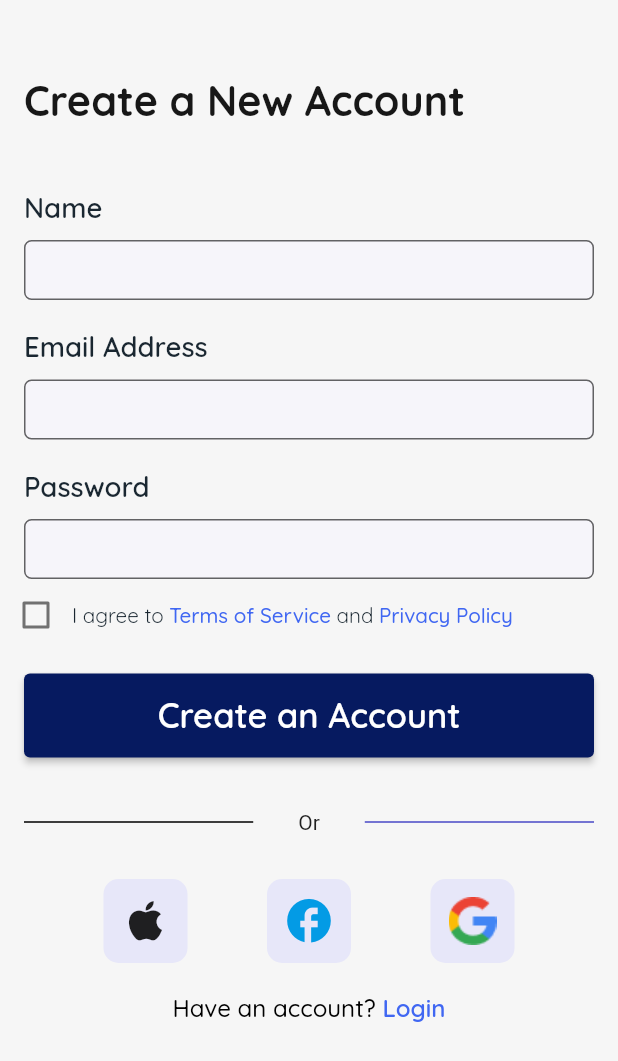
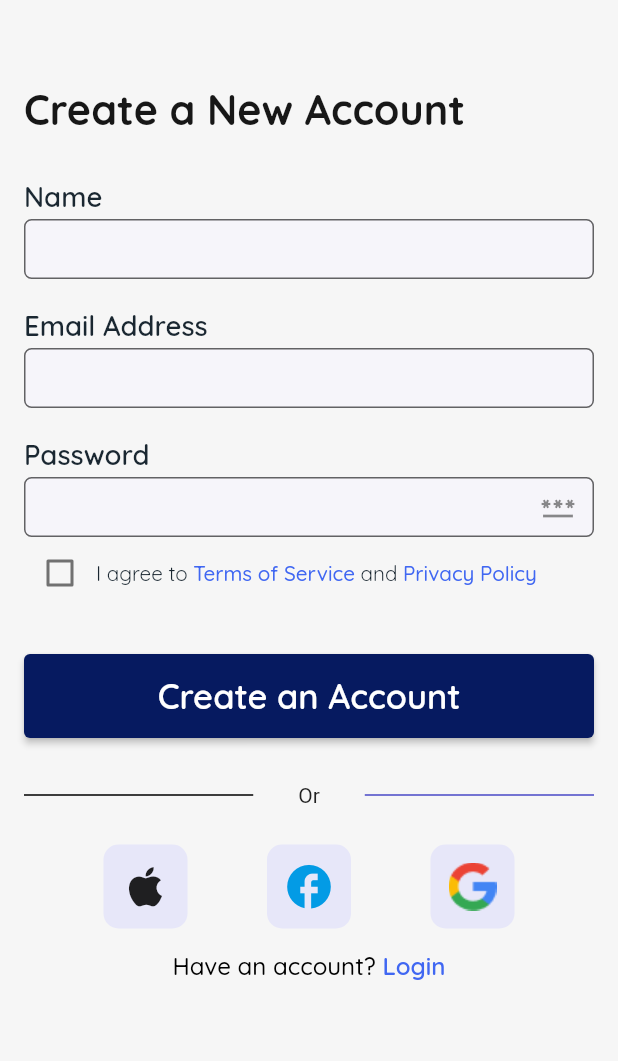
Before and after one commit to sobuur0/kumvent, a Flutter app: the screen it shows after launch, on a phone screen of 412 x 824 dp. Shown: the top 1061 px of the screen. Run offline on Flutter 3.47's test engine with Material 2 defaults, Android fonts, the phone set to English and light mode, and no system bars; our stand-ins replace flutter_screenutil, google_fonts.

Commit message:
fix overflow issue

```diff
--- a/lib/presentation/pages/sign_in_page.dart
+++ b/lib/presentation/pages/sign_in_page.dart
@@ -22,34 +22,27 @@ class _SignInPageState extends State<SignInPage> {
 
     return Scaffold(
       body: SafeArea(
-        child: Column(
-          crossAxisAlignment: CrossAxisAlignment.start,
+        child: ListView(
+          padding: const EdgeInsets.all(16.0),
           children: [
-            Padding(
-              padding: const EdgeInsets.fromLTRB(16.0, 50.0, 16.0, 0.0),
-              child: Text(
+            const Padding(padding: EdgeInsets.only(top: 40.0)),
+            Text(
               'Create a New Account',
               style: TextStyles.bold(
                 color: kTextPrimaryColor,
                 fontSize: 24.0,
               ),
             ),
-            ),
-            Padding(
-              padding: const EdgeInsets.fromLTRB(16.0, 43.0, 16.0, 10.0),
-              child: Text(
+            const Padding(padding: EdgeInsets.only(top: 30.0)),
+            Text(
               'Name',
               style: TextStyles.semiBold(
                 color: kNeutralColor,
                 fontSize: 16.0,
               ),
             ),
-            ),
-            Padding(
-              padding: const EdgeInsets.symmetric(
-                horizontal: 16.0,
-              ),
-              child: TextFormField(
+            const Padding(padding: EdgeInsets.only(bottom: 3.0)),
+            TextFormField(
               controller: _nameController,
               decoration: InputDecoration(
                 filled: true,
@@ -70,22 +63,16 @@ class _SignInPageState extends State<SignInPage> {
                 ),
               ),
             ),
-            ),
-            Padding(
-              padding: const EdgeInsets.fromLTRB(16.0, 20.0, 16.0, 10.0),
-              child: Text(
+            const Padding(padding: EdgeInsets.only(top: 20.0)),
+            Text(
               'Email Address',
               style: TextStyles.semiBold(
                 color: kNeutralColor,
                 fontSize: 16.0,
               ),
             ),
-            ),
-            Padding(
-              padding: const EdgeInsets.symmetric(
-                horizontal: 16.0,
-              ),
-              child: TextFormField(
+            const Padding(padding: EdgeInsets.only(bottom: 3.0)),
+            TextFormField(
               controller: _emailAddressController,
               decoration: InputDecoration(
                 filled: true,
@@ -106,26 +93,21 @@ class _SignInPageState extends State<SignInPage> {
                 ),
               ),
             ),
-            ),
-            Padding(
-              padding: const EdgeInsets.fromLTRB(16.0, 20.0, 16.0, 10.0),
-              child: Text(
+            const Padding(padding: EdgeInsets.only(top: 20.0)),
+            Text(
               'Password',
               style: TextStyles.semiBold(
                 color: kNeutralColor,
                 fontSize: 16.0,
               ),
             ),
-            ),
-            Padding(
-              padding: const EdgeInsets.symmetric(
-                horizontal: 16.0,
-              ),
-              child: TextFormField(
+            const Padding(padding: EdgeInsets.only(bottom: 3.0)),
+            TextFormField(
               controller: _passwordController,
               decoration: InputDecoration(
                 filled: true,
                 fillColor: kBackgroundFillColor,
+                suffixIcon: const Icon(Icons.password),
                 constraints: BoxConstraints.tight(
                   Size(
                     size.width,
@@ -142,14 +124,14 @@ class _SignInPageState extends State<SignInPage> {
                 ),
               ),
             ),
-            ),
-            Row(
+            Expanded(
+              child: Row(
                 children: [
                   Checkbox(
                     value: _isChecked,
-                  onChanged: (value) {
+                    onChanged: (bool? newValue) {
                       setState(() {
-                      _isChecked = true;
+                        _isChecked = newValue!;
                       });
                     },
                   ),
@@ -192,12 +174,9 @@ class _SignInPageState extends State<SignInPage> {
                   ),
                 ],
               ),
-            Padding(
-              padding: const EdgeInsets.symmetric(
-                horizontal: 16.0,
-                vertical: 15.0,
             ),
-              child: ElevatedButton(
+            const Padding(padding: EdgeInsets.only(top: 30.0)),
+            ElevatedButton(
               style: ElevatedButton.styleFrom(
                 primary: kPrimaryColor,
                 fixedSize: Size(
@@ -214,13 +193,8 @@ class _SignInPageState extends State<SignInPage> {
                 ),
               ),
             ),
-            ),
-            Padding(
-              padding: const EdgeInsets.symmetric(
-                horizontal: 16.0,
-                vertical: 20.0,
-              ),
-              child: Row(
+            const Padding(padding: EdgeInsets.only(bottom: 30.0)),
+            Row(
               mainAxisAlignment: MainAxisAlignment.spaceBetween,
               children: [
                 const Expanded(
@@ -240,13 +214,8 @@ class _SignInPageState extends State<SignInPage> {
                 ),
               ],
             ),
-            ),
-            Padding(
-              padding: const EdgeInsets.symmetric(
-                horizontal: 16.0,
-                vertical: 10.0,
-              ),
-              child: Row(
+            const Padding(padding: EdgeInsets.only(bottom: 25.0)),
+            Row(
               mainAxisAlignment: MainAxisAlignment.spaceEvenly,
               children: const [
                 IconContainer(
@@ -269,14 +238,9 @@ class _SignInPageState extends State<SignInPage> {
                 ),
               ],
             ),
-            ),
-            const SizedBox(
-              height: 10.0,
-            ),
-            Row(
-              mainAxisAlignment: MainAxisAlignment.center,
-              children: [
-                Text.rich(
+            const Padding(padding: EdgeInsets.only(bottom: 15.0)),
+            Center(
+              child: Text.rich(
                 TextSpan(
                   children: [
                     TextSpan(
@@ -297,7 +261,6 @@ class _SignInPageState extends State<SignInPage> {
                 ),
                 textAlign: TextAlign.center,
               ),
-              ],
             ),
           ],
         ),
```
Lines whose indentation alone changed are shown as unchanged.
